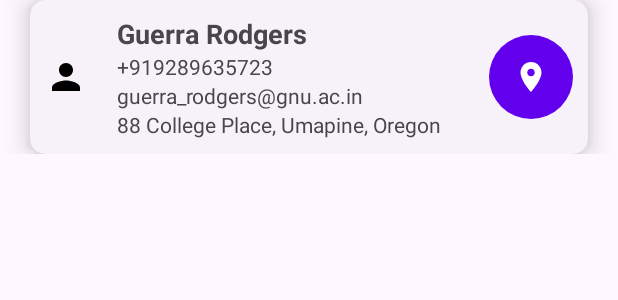
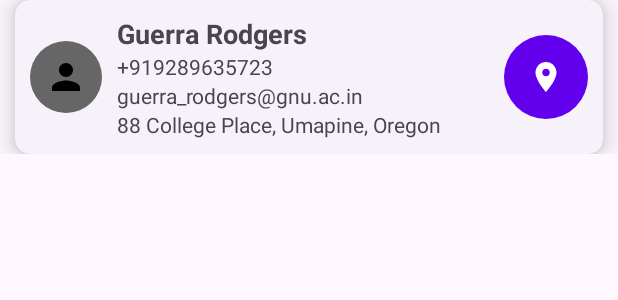
Before and after one commit to NirmalPatel17/Practical10, an Android app: the layout person_item_view.xml on its own in the app's theme, with its tools: preview values and no code run, on a phone screen of 412 x 824 dp. Shown: the top 300 px of the screen. Run offline under Robolectric (Android 15) with nearby library versions, the phone set to English and light mode, and no system bars.

Commit message:
edit some files

```diff
--- /dev/null
+++ b/app/src/main/res/drawable/bg.xml
@@ -0,0 +1,5 @@
+<?xml version="1.0" encoding="utf-8"?>
+<shape xmlns:android="http://schemas.android.com/apk/res/android" android:shape="oval">
+    <solid android:color="#666666"/>
+    <size android:width="120dp" android:height="120dp" />
+</shape>
--- a/app/src/main/res/layout/person_item_view.xml
+++ b/app/src/main/res/layout/person_item_view.xml
@@ -10,7 +10,7 @@
         style="?attr/materialCardViewElevatedStyle"
         app:cardCornerRadius="10dp"
         app:cardElevation="10dp"
-        android:layout_marginHorizontal="20dp">
+        android:layout_marginHorizontal="10dp">
         <androidx.constraintlayout.widget.ConstraintLayout
             android:layout_width="match_parent"
             android:layout_height="match_parent">
@@ -24,7 +24,9 @@
                 android:layout_width="48dp"
                 android:layout_height="48dp"
                 android:padding="10dp"
+                android:layout_marginStart="10dp"
                 android:src="@drawable/ic_baseline_person_24"
+                android:background="@drawable/bg"
                 app:layout_constraintStart_toStartOf="parent"
                 app:layout_constraintEnd_toStartOf="@id/imageView"
                 app:layout_constraintTop_toTopOf="parent"
```
